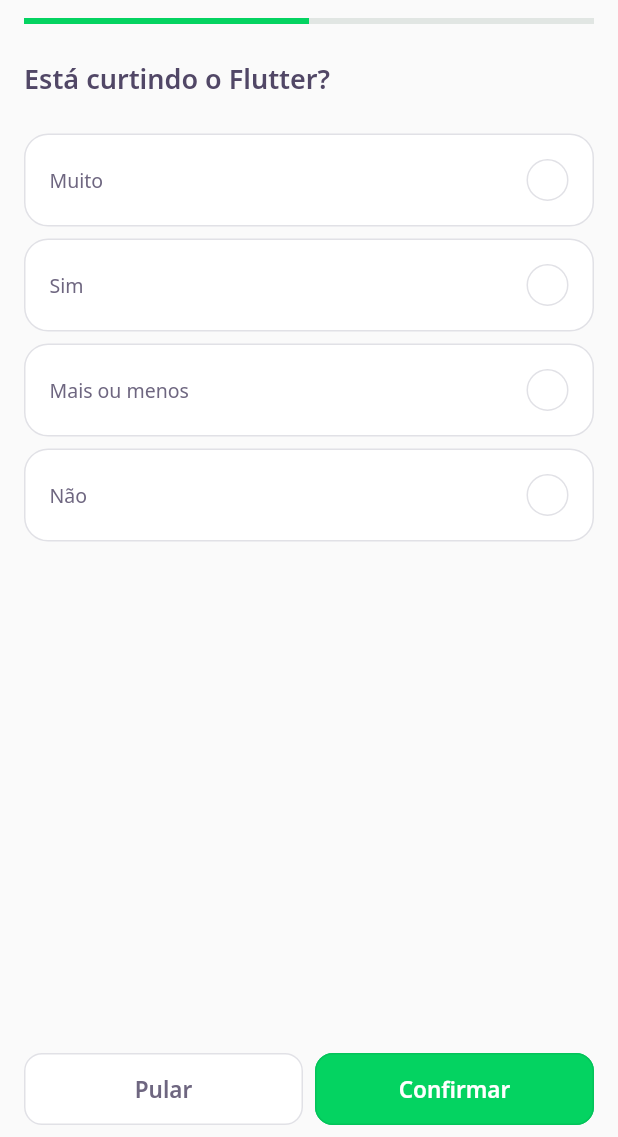
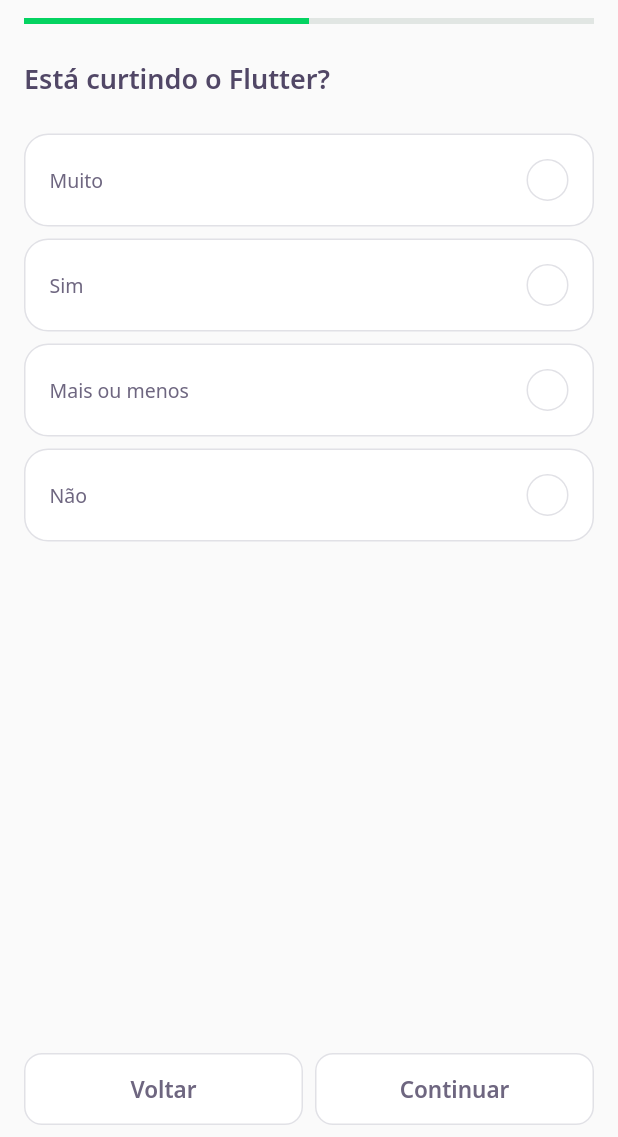
Before and after one commit to dsErick/devquiz-nlw5, a Flutter app: the screen it shows after launch, after a tap on "NLW 5 Flutter", on a phone screen of 412 x 824 dp, the part 99-1236 px from its top. Run offline on Flutter 3.47's test engine with Material 2 defaults, Android fonts, the phone set to English and light mode, and no system bars; our stand-ins replace google_fonts; accounts and stored records are empty; network calls fail.

Commit message:
Funcionalidade de poder selecionar uma resposta apenas uma vez
Refatoramento na ChallengePage e botão de confirmar condicional

```diff
--- a/lib/challenge/challenge_page.dart
+++ b/lib/challenge/challenge_page.dart
@@ -32,7 +32,21 @@ class _ChallengePageState extends State<ChallengePage> {
   @override
   Widget build(BuildContext context) {
     return Scaffold(
-      appBar: PreferredSize(
+      appBar: _appBar(),
+      body: PageView(
+        physics: NeverScrollableScrollPhysics(),
+        controller: _pageController,
+        children: widget.questions.map((q) {
+          return QuizWidget(question: q);
+        }).toList(),
+      ),
+      bottomNavigationBar: _bottomNavigationBar(),
+    );
+  }
+
+  // AppBar da ChallengePage
+  PreferredSize _appBar() {
+    return PreferredSize(
       preferredSize: Size.fromHeight(82),
       child: SafeArea(
         top: true,
@@ -42,37 +56,34 @@ class _ChallengePageState extends State<ChallengePage> {
             BackButton(),
             Expanded(
               child: ValueListenableBuilder<int>(
-                  valueListenable: _controller.currentQuestionNotifier,
                 builder: (_, int value, __) {
                   return QuestionIndicatorWidget(
                     currentQuestion: value + 1,
                     questionsCount: widget.questions.length,
                   );
                 },
+                valueListenable: _controller.currentQuestionNotifier,
               ),
             ),
           ],
         ),
       ),
-      ),
-      body: PageView(
-        physics: NeverScrollableScrollPhysics(),
-        controller: _pageController,
-        children: widget.questions.map((q) {
-          return QuizWidget(question: q);
-        }).toList(),
-      ),
-      bottomNavigationBar: SafeArea(
+    );
+  }
+
+  // BottomNavigationBar da ChallengePage
+  Widget _bottomNavigationBar() {
+    return SafeArea(
       bottom: true,
-        child: Container(
+      child: Padding(
         padding: const EdgeInsets.symmetric(horizontal: 16, vertical: 8),
         child: Row(
           children: <Widget>[
             Expanded(
               child: NextButtonWidget.white(
-                  label: 'Pular',
+                label: 'Voltar',
                 onTap: () {
-                    _pageController.nextPage(
+                  _pageController.previousPage(
                     duration: Duration(milliseconds: 235),
                     curve: Curves.linear,
                   );
@@ -81,15 +92,31 @@ class _ChallengePageState extends State<ChallengePage> {
             ),
             SizedBox(width: 8),
             Expanded(
-                child: NextButtonWidget.darkGreen(
-                  label: 'Confirmar',
-                  onTap: () {}
+              child: ValueListenableBuilder<int>(
+                builder: (_, int value, __) {
+                  if (value < widget.questions.length - 1) {
+                    return NextButtonWidget.white(
+                      label: 'Continuar',
+                      onTap: () {
+                        _pageController.nextPage(
+                          duration: Duration(milliseconds: 235),
+                          curve: Curves.linear,
+                        );
+                      }
+                    );
+                  } else {
+                    return NextButtonWidget.darkGreen(
+                      label: 'Finalizar',
+                      onTap: () => Navigator.pop(context),
+                    );
+                  }
+                },
+                valueListenable: _controller.currentQuestionNotifier,
               ),
             ),
           ],
         ),
       ),
-      ),
     );
   }
 }
--- a/lib/challenge/widgets/quiz/quiz_controller.dart
+++ b/lib/challenge/widgets/quiz/quiz_controller.dart
@@ -3,6 +3,12 @@ import 'package:flutter/foundation.dart';
 class QuizController {
   final ValueNotifier<int> selectedIndexNotifier = ValueNotifier<int>(-1);
 
-  set selectedIndex(int value) => selectedIndexNotifier.value = value;
+  // set selectedIndex(int value) => selectedIndexNotifier.value = value;
   int get selectedIndex => selectedIndexNotifier.value;
+
+  void selectAnswer(int index) {
+    if (selectedIndexNotifier.value == -1) {
+      selectedIndexNotifier.value = index;
+    }
+  }
 }
--- a/lib/challenge/widgets/quiz/quiz_widget.dart
+++ b/lib/challenge/widgets/quiz/quiz_widget.dart
@@ -42,7 +42,7 @@ class QuizWidget extends StatelessWidget {
     return Padding(
       padding: const EdgeInsets.only(bottom: 8),
       child: GestureDetector(
-        onTap: () => _controller.selectedIndex = index,
+        onTap: () => _controller.selectAnswer(index),
         child: ValueListenableBuilder<int>(
           valueListenable: _controller.selectedIndexNotifier,
           builder: (_, int value, __) {
```
Lines whose indentation alone changed are shown as unchanged.
